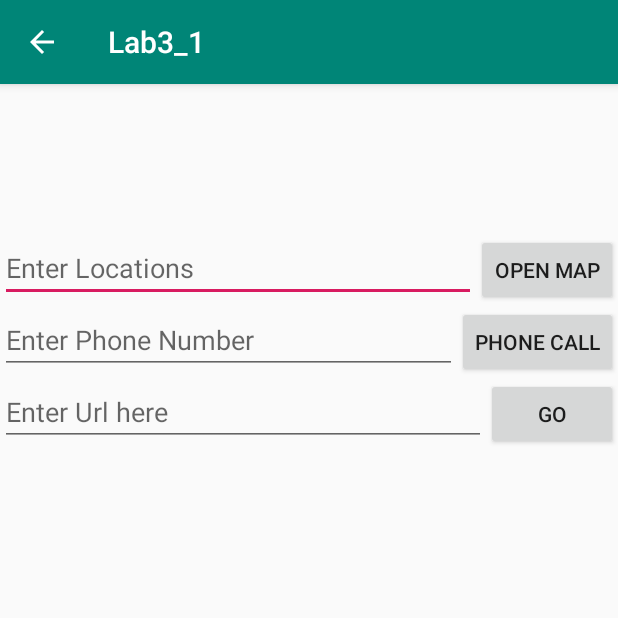
After one commit to longnguyendr/Advance-android-exercises, an Android app: the ExternalActivity screen opened directly, with no data from a screen before it, on a phone screen of 412 x 824 dp, the top half of it. The commit adds this screen. Run offline under Robolectric (Android 15) with nearby library versions, the phone set to English and light mode, and no system bars.

Commit message:
finish lab 3-2

```diff
--- /dev/null
+++ b/Lab3_1/app/src/main/java/com/example/lab3_1/ExternalActivity.java
@@ -0,0 +1,84 @@
+package com.example.lab3_1;
+
+import android.content.Intent;
+import android.net.Uri;
+import android.support.v7.app.AppCompatActivity;
+import android.os.Bundle;
+import android.view.View;
+import android.widget.Button;
+import android.widget.EditText;
+import android.widget.Toast;
+
+public class ExternalActivity extends AppCompatActivity implements View.OnClickListener {
+    private Button btnGo, btnPhoneCall,btnMap;
+    private EditText URL_input, Phone_input , Map_input;
+
+    @Override
+    protected void onCreate(Bundle savedInstanceState) {
+        super.onCreate(savedInstanceState);
+        setContentView(R.layout.activity_external);
+
+        btnGo = findViewById(R.id.goToURL);
+        btnGo.setOnClickListener(this);
+        btnPhoneCall = findViewById(R.id.Phone_call);
+        btnPhoneCall.setOnClickListener(this);
+        btnMap = findViewById(R.id.Open_map);
+        btnMap.setOnClickListener(this);
+        URL_input = findViewById(R.id.URL_input);
+        Phone_input = findViewById(R.id.Phone_input);
+        Map_input = findViewById(R.id.Map_input);
+    }
+
+    @Override
+    public void onClick(View view) {
+        switch (view.getId()) {
+            case R.id.goToURL:
+                goToURL();
+                break;
+            case R.id.Phone_call:
+                Phone_call();
+                break;
+            case R.id.Open_map:
+                OpenMap();
+                break;
+                default:
+                    break;
+        }
+    }
+    public void OpenMap () {
+        Uri location;
+        if (Map_input.length() > 0) {
+            location = Uri.parse("geo:0,0?q=" + Map_input.getText().toString().trim());
+        } else {
+            location = Uri.parse("geo:0,0?q=Oamk");
+        }
+        Intent mapIntent = new Intent(Intent.ACTION_VIEW, location);
+        mapIntent.setPackage("com.google.android.apps.maps");
+        startActivity(mapIntent);
+    }
+    public void goToURL () {
+        Uri webPages;
+
+        if (URL_input.length() > 0) {
+            if (String.valueOf(URL_input.getText()).contains("http://")) {
+                webPages = Uri.parse(String.valueOf(URL_input.getText()).trim());
+            } else {
+                webPages = Uri.parse("http://" + String.valueOf(URL_input.getText()).trim());
+            }
+            Intent webIntent = new Intent(Intent.ACTION_VIEW, webPages);
+            startActivity(webIntent);
+        } else {
+            Toast.makeText(this, "Please enter Website URL" ,Toast.LENGTH_LONG).show();
+        }
+    }
+    public void Phone_call () {
+        Uri number;
+        if(Phone_input != null && Phone_input.length() > 0) {
+            number = Uri.parse(String.valueOf(Phone_input.getText()));
+        } else {
+            number = Uri.parse("tel:020 6110200");
+        }
+        Intent callIntent = new Intent(Intent.ACTION_DIAL, number);
+        startActivity(callIntent);
+    }
+}
--- /dev/null
+++ b/Lab3_1/app/src/main/res/layout/activity_external.xml
@@ -0,0 +1,64 @@
+<?xml version="1.0" encoding="utf-8"?>
+<android.support.constraint.ConstraintLayout xmlns:android="http://schemas.android.com/apk/res/android"
+    xmlns:app="http://schemas.android.com/apk/res-auto"
+    xmlns:tools="http://schemas.android.com/tools"
+    android:layout_width="match_parent"
+    android:layout_height="match_parent"
+    tools:context=".ExternalActivity">
+
+    <LinearLayout
+        android:orientation="vertical"
+        android:layout_width="match_parent"
+        android:layout_height="match_parent"
+        android:paddingTop="100dp">
+    <LinearLayout
+        android:layout_width="match_parent"
+        android:layout_height="wrap_content">
+        <EditText
+            android:id="@+id/Map_input"
+            android:hint="@string/Map_input"
+            android:layout_width="0dp"
+            android:layout_weight="1"
+            android:layout_height="wrap_content" />
+        <Button
+            android:id="@+id/Open_map"
+            android:layout_width="wrap_content"
+            android:layout_height="wrap_content"
+            android:text="@string/Map"/>
+    </LinearLayout>
+
+        <LinearLayout
+            android:layout_width="match_parent"
+            android:layout_height="wrap_content">
+            <EditText
+                android:id="@+id/Phone_input"
+                android:hint="@string/Phone_input"
+                android:layout_width="0dp"
+                android:layout_weight="1"
+                android:layout_height="wrap_content" />
+            <Button
+                android:id="@+id/Phone_call"
+                android:layout_width="wrap_content"
+                android:layout_height="wrap_content"
+                android:text="@string/Phone"/>
+        </LinearLayout>
+
+
+        <LinearLayout
+            android:layout_width="match_parent"
+            android:layout_height="wrap_content" >
+            <EditText
+                android:id="@+id/URL_input"
+                android:hint="@string/external_hint"
+                android:layout_width="0dp"
+                android:layout_weight="1"
+                android:layout_height="wrap_content" />
+            <Button
+                android:id="@+id/goToURL"
+                android:text="@string/URL_button"
+                android:layout_width="wrap_content"
+                android:layout_height="wrap_content" />
+        </LinearLayout>
+
+    </LinearLayout>
+</android.support.constraint.ConstraintLayout>
--- a/Lab3_1/app/src/main/res/mipmap-anydpi-v26/ic_launcher.xml
+++ b/Lab3_1/app/src/main/res/mipmap-anydpi-v26/ic_launcher.xml
@@ -1,5 +1,5 @@
 <?xml version="1.0" encoding="utf-8"?>
 <adaptive-icon xmlns:android="http://schemas.android.com/apk/res/android">
-    <background android:drawable="@drawable/ic_launcher_background"/>
-    <foreground android:drawable="@drawable/ic_launcher_foreground"/>
+    <background android:drawable="@drawable/ic_launcher_background" />
+    <foreground android:drawable="@drawable/ic_launcher_foreground" />
 </adaptive-icon>
--- a/Lab3_1/app/src/main/res/mipmap-anydpi-v26/ic_launcher_round.xml
+++ b/Lab3_1/app/src/main/res/mipmap-anydpi-v26/ic_launcher_round.xml
@@ -1,5 +1,5 @@
 <?xml version="1.0" encoding="utf-8"?>
 <adaptive-icon xmlns:android="http://schemas.android.com/apk/res/android">
-    <background android:drawable="@drawable/ic_launcher_background"/>
-    <foreground android:drawable="@drawable/ic_launcher_foreground"/>
+    <background android:drawable="@drawable/ic_launcher_background" />
+    <foreground android:drawable="@drawable/ic_launcher_foreground" />
 </adaptive-icon>
--- a/Lab3_1/app/src/main/res/values/colors.xml
+++ b/Lab3_1/app/src/main/res/values/colors.xml
@@ -3,4 +3,8 @@
     <color name="colorPrimary">#008577</color>
     <color name="colorPrimaryDark">#00574B</color>
     <color name="colorAccent">#D81B60</color>
+    <color name="Yellow">#FFEB3B</color>
+    <color name="Red">#FF3B3B</color>
+    <color name="Blue">#2196F3</color>
+    <color name="Green">#4CAF50</color>
 </resources>
--- a/Lab3_1/app/src/main/res/values/strings.xml
+++ b/Lab3_1/app/src/main/res/values/strings.xml
@@ -1,3 +1,18 @@
 <resources>
     <string name="app_name">Lab3_1</string>
+    <string name="blue">Blue</string>
+    <string name="red">Red</string>
+    <string name="yellow">Yellow</string>
+    <string name="green">Green</string>
+    <string name="Menus">Menus Exercises</string>
+    <string name="external_link">External Activities</string>
+    <string name="Titles">List of Lab 3 exercies</string>
+    <string name="EggTimer">Egg Timer</string>
+    <string name="zoo">Zoo</string>
+    <string name="Map">Open Map</string>
+    <string name="Phone">Phone Call</string>
+    <string name="external_hint">Enter Url here</string>
+    <string name="URL_button">Go</string>
+    <string name="Phone_input">Enter Phone Number</string>
+    <string name="Map_input">Enter Locations</string>
 </resources>
--- a/Lab3_1/gradle.properties
+++ b/Lab3_1/gradle.properties
@@ -1,16 +1,12 @@
 # Project-wide Gradle settings.
-
 # IDE (e.g. Android Studio) users:
 # Gradle settings configured through the IDE *will override*
 # any settings specified in this file.
-
 # For more details on how to configure your build environment visit
 # http://www.gradle.org/docs/current/userguide/build_environment.html
-
 # Specifies the JVM arguments used for the daemon process.
 # The setting is particularly useful for tweaking memory settings.
 org.gradle.jvmargs=-Xmx1536m
-
 # When configured, Gradle will run in incubating parallel mode.
 # This option should only be used with decoupled projects. More details, visit
 # http://www.gradle.org/docs/current/userguide/multi_project_builds.html#sec:decoupled_projects
```
Also changed, not shown: Lab3_1/app/src/main/AndroidManifest.xml (+7 -3 lines), Lab3_1/app/src/main/java/com/example/lab3_1/EggTimerActivity.java (added, +13 -0 lines), Lab3_1/app/src/main/java/com/example/lab3_1/MainActivity.java (+42 -2 lines), Lab3_1/app/src/main/java/com/example/lab3_1/MenusActivity.java (added, +58 -0 lines), Lab3_1/app/src/main/java/com/example/lab3_1/ZooActivity.java (added, +13 -0 lines), Lab3_1/app/src/main/res/drawable-v24/ic_launcher_foreground.xml (+6 -6 lines), Lab3_1/app/src/main/res/drawable/ic_launcher_background.xml (+166 -70 lines), Lab3_1/app/src/main/res/layout/activity_egg_timer.xml (added, +9 -0 lines), Lab3_1/app/src/main/res/layout/activity_main.xml (+38 -7 lines), Lab3_1/app/src/main/res/layout/activity_menus.xml (added, +9 -0 lines), Lab3_1/app/src/main/res/layout/activity_zoo.xml (added, +9 -0 lines), Lab3_1/app/src/main/res/menu/bgcolor.xml (added, +11 -0 lines).
